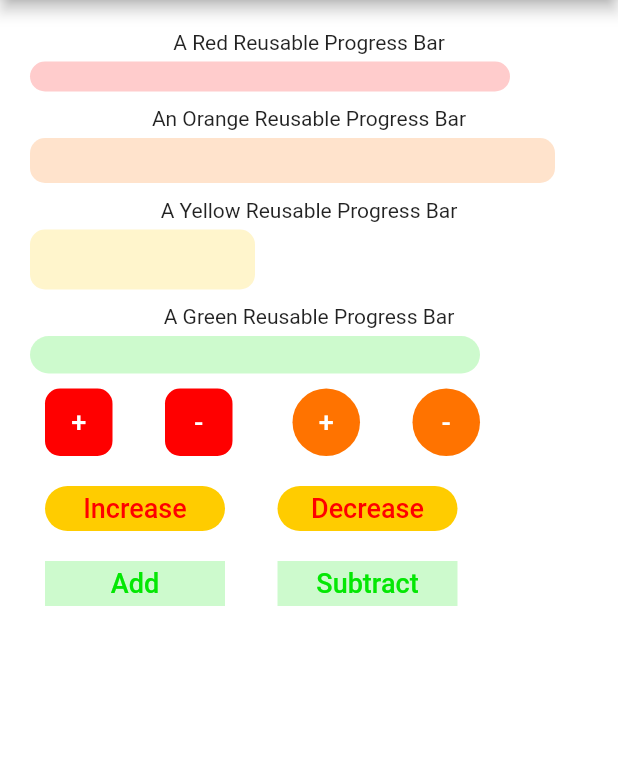
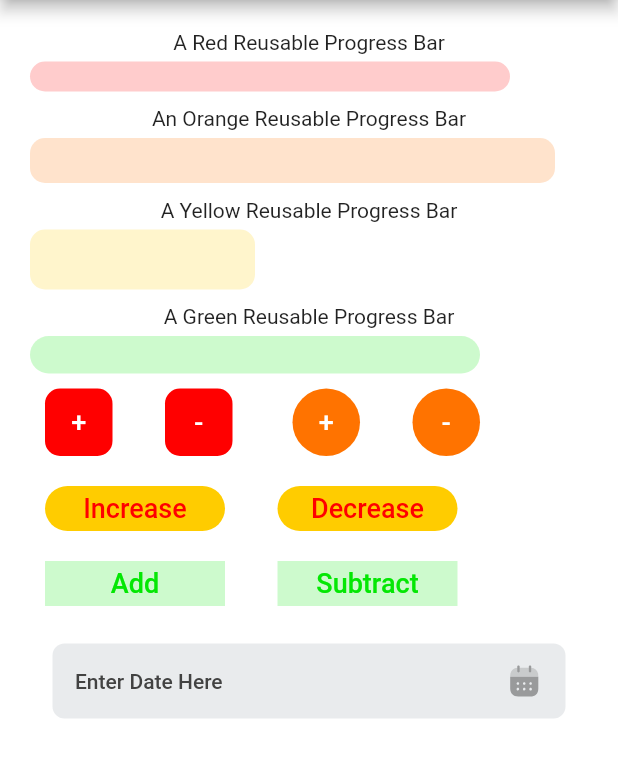
Before and after one commit to TonyoGodson/TestingReusableWidgets, a Flutter app: the screen it shows after launch, on a phone screen of 412 x 824 dp, the part 84-862 px from its top. Run offline on Flutter 3.47's test engine with Material 2 defaults, Android fonts, the phone set to English and light mode, and no system bars; drawn by our look-alikes of percent_indicator; our stand-ins replace flutter_svg.

Commit message:
reusable date picker implemented

```diff
--- a/lib/reusable_date_picker.dart
+++ b/lib/reusable_date_picker.dart
@@ -62,7 +62,7 @@ class _DatePickerWidgetState extends State<DatePickerWidget> {
                         child: Text(widget.myDate, style: TextStyle(color: Colors.grey[800],
                             fontWeight: FontWeight.w500),),
                       ),
-                      SvgPicture.asset('asset/svg_icons/date_icon.svg',
+                      SvgPicture.asset('asset/date_icon.svg',
                         color: Colors.grey[900],
                         width: 25,
                         height: 25,
--- a/lib/widgets_screen.dart
+++ b/lib/widgets_screen.dart
@@ -1,5 +1,6 @@
 import 'package:flutter/material.dart';
 import 'package:testing_reusable_widgets/custon_button.dart';
+import 'package:testing_reusable_widgets/reusable_date_picker.dart';
 
 import 'custom_progressbar.dart';
 
@@ -106,8 +107,13 @@ class _WidgetsScreenState extends State<WidgetsScreen> {
                 const SizedBox(width: 20),
               ],
             ),
-          ],
-        ),
+            const DatePickerWidget(
+                myDate: "Enter Date Here",
+                left: 15.0,
+                top: 15.0,
+                right: 15.0,
+                bottom: 0.0)
+          ]),
       ),
     );
   }
--- a/pubspec.yaml
+++ b/pubspec.yaml
@@ -62,8 +62,8 @@ flutter:
   uses-material-design: true
 
   # To add assets to your application, add an assets section, like this:
-  # assets:
-  #   - images/a_dot_burr.jpeg
+  assets:
+   - asset/
   #   - images/a_dot_ham.jpeg
 
   # An image asset can refer to one or more resolution-specific "variants", see
```
Also changed, not shown: asset/date_icon.svg (added).
